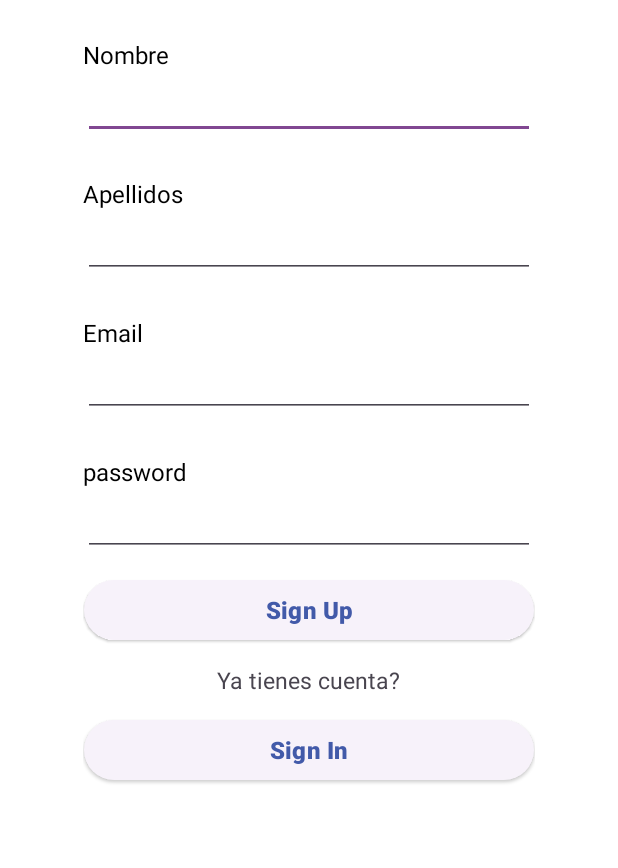
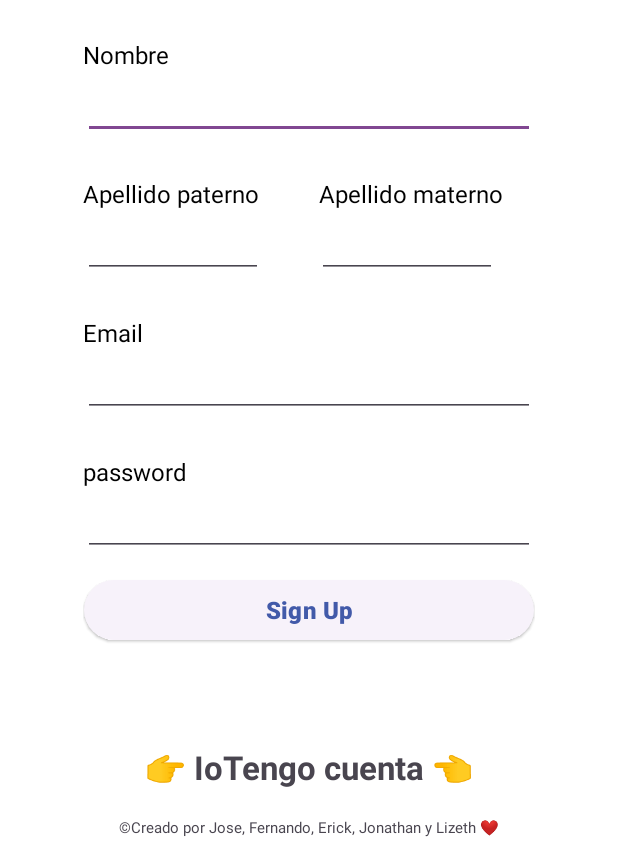
Before and after one commit to Proyecto-IOT/APIARCAMIENTO, an Android app: the signup screen opened directly, with no data from a screen before it, on a phone screen of 412 x 824 dp, the part 368-1236 px from its top. Run offline under Robolectric (Android 15) with nearby library versions, the phone set to English and light mode, and no system bars.

Commit message:
Feliz Durán??? 😒

```diff
--- a/app/src/main/java/com/example/apiarcamento/view/signup.java
+++ b/app/src/main/java/com/example/apiarcamento/view/signup.java
@@ -8,6 +8,7 @@ import android.os.Bundle;
 import android.view.View;
 import android.widget.Button;
 import android.widget.EditText;
+import android.widget.TextView;
 
 import com.example.apiarcamento.R;
 import com.example.apiarcamento.models.SingUp;
@@ -35,7 +36,7 @@ public class signup extends AppCompatActivity {
 
         Intent Login=new Intent(this, MainActivity.class);
 
-        Button btnSignIn = findViewById(R.id.btn_iniciar);
+        TextView btnSignIn = findViewById(R.id.textNoCuenta);
 
         btnSignIn.setOnClickListener(view -> {
             Intent iniciarS = new Intent(this, MainActivity.class);
--- a/app/src/main/res/layout/activity_signup.xml
+++ b/app/src/main/res/layout/activity_signup.xml
@@ -65,25 +65,55 @@
                 tools:ignore="SpeakableTextPresentCheck,TouchTargetSizeCheck" />
 
             <!-- APELLIDOS -->
+            <RelativeLayout
+                android:id="@+id/contenedorApellidos"
+                android:layout_width="match_parent"
+                android:layout_height="wrap_content"
+                android:layout_below="@id/nameField"
+                android:layout_centerHorizontal="true">
+
                 <TextView
-                android:id="@+id/text_lastname"
+                    android:id="@+id/text_lastname1"
                     android:layout_marginTop="25dp"
                     android:layout_width="wrap_content"
                     android:layout_height="wrap_content"
                     android:textColor="@color/black"
-                android:text="Apellidos"
-                android:layout_below="@id/nameField"
+                    android:text="Apellido paterno"
+                    android:textSize="16sp"
+                    android:lineSpacingExtra="2sp"
+                    android:paddingEnd="40dp"
+                    />
+
+                <EditText
+                    android:id="@+id/usernameField"
+                    android:layout_width="120dp"
+                    android:layout_height="45dp"
+                    android:layout_marginEnd="36dp"
+                    android:layout_below="@id/text_lastname1"
+                    tools:ignore="SpeakableTextPresentCheck,TouchTargetSizeCheck" />
+
+                <TextView
+                    android:id="@+id/text_lastname2"
+                    android:layout_marginTop="25dp"
+                    android:layout_width="wrap_content"
+                    android:layout_height="wrap_content"
+                    android:textColor="@color/black"
+                    android:text="Apellido materno"
+                    android:layout_toEndOf="@id/text_lastname1"
                     android:textSize="16sp"
                     android:lineSpacingExtra="2sp"
                     />
 
                 <EditText
-                android:id="@+id/usernameField"
-                android:layout_width="342dp"
+                    android:id="@+id/usernameField2"
+                    android:layout_width="120dp"
                     android:layout_height="45dp"
-                android:layout_below="@id/text_lastname"
-                android:layout_centerHorizontal="true"
+                    android:layout_toEndOf="@id/usernameField"
+                    android:layout_below="@id/text_lastname2"
                     tools:ignore="SpeakableTextPresentCheck,TouchTargetSizeCheck" />
+
+
+            </RelativeLayout>
 
             <!-- EMAIL -->
             <TextView
@@ -93,7 +123,7 @@
                 android:layout_height="wrap_content"
                 android:textColor="@color/black"
                 android:text="Email"
-                android:layout_below="@id/usernameField"
+                android:layout_below="@id/contenedorApellidos"
                 android:textSize="16sp"
                 android:lineSpacingExtra="2sp"
                 />
@@ -149,24 +179,13 @@
         android:id="@+id/textNoCuenta"
         android:layout_width="wrap_content"
         android:layout_height="wrap_content"
-        android:text="Ya tienes cuenta?"
-        android:textSize="15sp"
+        android:textStyle="bold"
+        android:text="👉 IoTengo cuenta 👈"
+        android:textSize="22sp"
         android:layout_below="@id/btn_login"
-        android:layout_marginTop="12dp"
+        android:layout_marginTop="66dp"
         android:layout_centerHorizontal="true"
         />
-
-    <Button
-        android:id="@+id/btn_iniciar"
-        android:textStyle="bold"
-        android:layout_width="300dp"
-        android:layout_height="48dp"
-        android:layout_below="@id/textNoCuenta"
-        android:layout_centerHorizontal="true"
-        android:layout_marginTop="12dp"
-        style="@style/Widget.Material3.Button.ElevatedButton"
-        android:text="Sign In"
-        android:textSize="16sp" />
 
     <TextView
         android:id="@+id/textCredits"
@@ -176,7 +195,6 @@
         android:textSize="10sp"
         android:layout_marginBottom="10dp"
         android:layout_centerHorizontal="true"
-        android:layout_below="@id/btn_iniciar"
-        android:layout_marginTop="50dp"
+        android:layout_alignParentBottom="true"
         />
 </RelativeLayout>
--- a/app/src/main/res/layout/fragment_profile.xml
+++ b/app/src/main/res/layout/fragment_profile.xml
@@ -69,15 +69,15 @@
             <!-- MIS DATOS -->
             <LinearLayout
                 android:id="@+id/misDatos"
-                android:layout_width="match_parent"
+                android:layout_width="wrap_content"
                 android:layout_height="wrap_content"
                 android:orientation="horizontal"
                 android:gravity="center_vertical"
                 android:layout_marginTop="20dp">
 
                 <ImageView
-                    android:layout_width="wrap_content"
-                    android:layout_height="wrap_content"
+                    android:layout_width="38dp"
+                    android:layout_height="38dp"
                     android:src="@drawable/edit_data"
                     android:layout_marginEnd="8dp"
                     android:layout_marginStart="20dp"/>
@@ -86,7 +86,7 @@
                     android:layout_width="wrap_content"
                     android:layout_height="wrap_content"
                     android:text="Mis Datos"
-                    android:textSize="16sp"
+                    android:textSize="26sp"
                     android:textColor="@android:color/black" />
 
             </LinearLayout>
@@ -94,7 +94,7 @@
             <!-- VEHICULOS -->
             <LinearLayout
                 android:id="@+id/misVehiculos"
-                android:layout_width="match_parent"
+                android:layout_width="wrap_content"
                 android:layout_height="wrap_content"
                 android:orientation="horizontal"
                 android:gravity="center_vertical"
@@ -102,8 +102,8 @@
                 android:layout_below="@id/misDatos">
 
                 <ImageView
-                    android:layout_width="wrap_content"
-                    android:layout_height="wrap_content"
+                    android:layout_width="38dp"
+                    android:layout_height="38dp"
                     android:src="@drawable/car_edit_icon"
                     android:layout_marginEnd="8dp"
                     android:layout_marginStart="20dp"/>
@@ -112,7 +112,7 @@
                     android:layout_width="wrap_content"
                     android:layout_height="wrap_content"
                     android:text="Mis Vehiculos"
-                    android:textSize="16sp"
+                    android:textSize="26sp"
                     android:textColor="@android:color/black" />
 
             </LinearLayout>
@@ -120,7 +120,7 @@
             <!-- CERRAR SESION -->
             <LinearLayout
                 android:id="@+id/cerrarSesion"
-                android:layout_width="match_parent"
+                android:layout_width="wrap_content"
                 android:layout_height="wrap_content"
                 android:orientation="horizontal"
                 android:gravity="center_vertical"
@@ -128,8 +128,8 @@
                 android:layout_below="@id/misVehiculos">
 
                 <ImageView
-                    android:layout_width="wrap_content"
-                    android:layout_height="wrap_content"
+                    android:layout_width="48dp"
+                    android:layout_height="48dp"
                     android:src="@drawable/exit_icon"
                     android:layout_marginEnd="8dp"
                     android:layout_marginStart="20dp"/>
@@ -138,7 +138,7 @@
                     android:layout_width="wrap_content"
                     android:layout_height="wrap_content"
                     android:text="Cerrar sesion"
-                    android:textSize="16sp"
+                    android:textSize="26sp"
                     android:textColor="@android:color/black" />
             </LinearLayout>
         </RelativeLayout>
```
Lines whose indentation alone changed are shown as unchanged.
